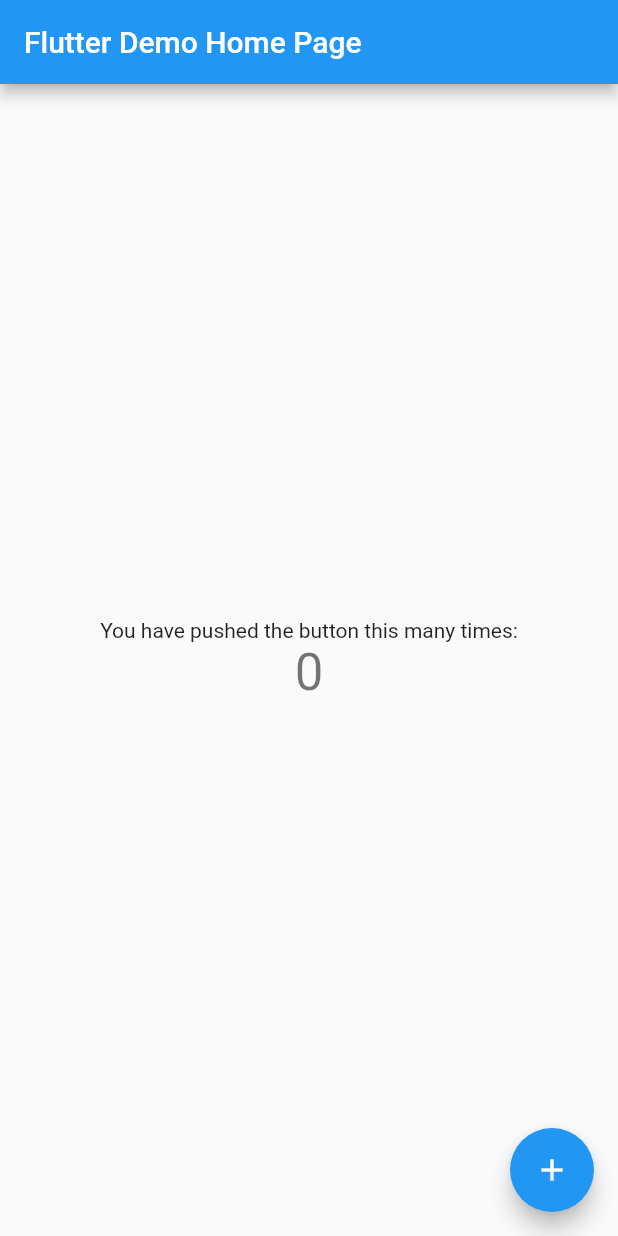
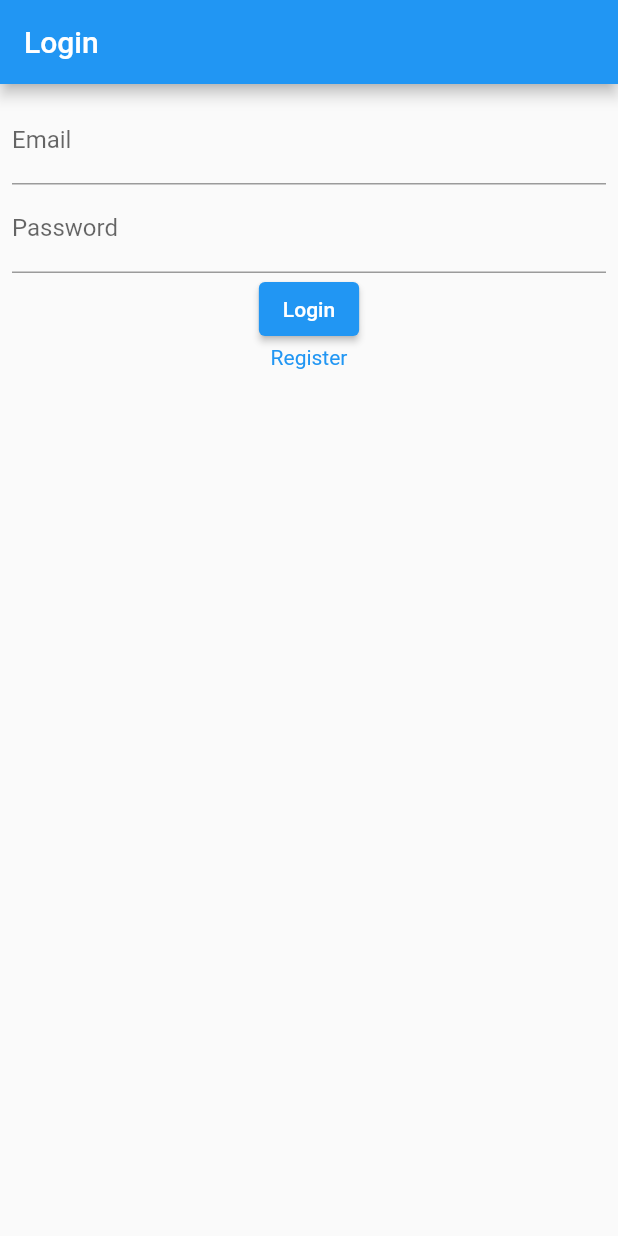
Before and after one commit to renaldyhidayatt/TokoApi, a Flutter app: the screen it shows after launch, on a phone screen of 412 x 824 dp. Run offline on Flutter 3.47's test engine with Material 2 defaults, Android fonts, the phone set to English and light mode, and no system bars; our stand-ins replace shared_preferences.

Commit message:
Adding login

```diff
--- a/lib/main.dart
+++ b/lib/main.dart
@@ -1,113 +1,19 @@
+import 'package:coba_aja/ui/home_page.dart';
 import 'package:flutter/material.dart';
 
-void main() {
-  runApp(MyApp());
-}
+void main() => runApp(MyApp());
 
 class MyApp extends StatelessWidget {
-  // This widget is the root of your application.
   @override
   Widget build(BuildContext context) {
     return MaterialApp(
       title: 'Flutter Demo',
       theme: ThemeData(
-        // This is the theme of your application.
-        //
-        // Try running your application with "flutter run". You'll see the
-        // application has a blue toolbar. Then, without quitting the app, try
-        // changing the primarySwatch below to Colors.green and then invoke
-        // "hot reload" (press "r" in the console where you ran "flutter run",
-        // or simply save your changes to "hot reload" in a Flutter IDE).
-        // Notice that the counter didn't reset back to zero; the application
-        // is not restarted.
         primarySwatch: Colors.blue,
       ),
-      home: MyHomePage(title: 'Flutter Demo Home Page'),
+      home: HomePage(),
     );
   }
 }
 
-class MyHomePage extends StatefulWidget {
-  MyHomePage({Key? key, required this.title}) : super(key: key);
-
-  // This widget is the home page of your application. It is stateful, meaning
-  // that it has a State object (defined below) that contains fields that affect
-  // how it looks.
-
-  // This class is the configuration for the state. It holds the values (in this
-  // case the title) provided by the parent (in this case the App widget) and
-  // used by the build method of the State. Fields in a Widget subclass are
-  // always marked "final".
-
-  final String title;
-
-  @override
-  _MyHomePageState createState() => _MyHomePageState();
-}
-
-class _MyHomePageState extends State<MyHomePage> {
-  int _counter = 0;
-
-  void _incrementCounter() {
-    setState(() {
-      // This call to setState tells the Flutter framework that something has
-      // changed in this State, which causes it to rerun the build method below
-      // so that the display can reflect the updated values. If we changed
-      // _counter without calling setState(), then the build method would not be
-      // called again, and so nothing would appear to happen.
-      _counter++;
-    });
-  }
-
-  @override
-  Widget build(BuildContext context) {
-    // This method is rerun every time setState is called, for instance as done
-    // by the _incrementCounter method above.
-    //
-    // The Flutter framework has been optimized to make rerunning build methods
-    // fast, so that you can just rebuild anything that needs updating rather
-    // than having to individually change instances of widgets.
-    return Scaffold(
-      appBar: AppBar(
-        // Here we take the value from the MyHomePage object that was created by
-        // the App.build method, and use it to set our appbar title.
-        title: Text(widget.title),
-      ),
-      body: Center(
-        // Center is a layout widget. It takes a single child and positions it
-        // in the middle of the parent.
-        child: Column(
-          // Column is also a layout widget. It takes a list of children and
-          // arranges them vertically. By default, it sizes itself to fit its
-          // children horizontally, and tries to be as tall as its parent.
-          //
-          // Invoke "debug painting" (press "p" in the console, choose the
-          // "Toggle Debug Paint" action from the Flutter Inspector in Android
-          // Studio, or the "Toggle Debug Paint" command in Visual Studio Code)
-          // to see the wireframe for each widget.
-          //
-          // Column has various properties to control how it sizes itself and
-          // how it positions its children. Here we use mainAxisAlignment to
-          // center the children vertically; the main axis here is the vertical
-          // axis because Columns are vertical (the cross axis would be
-          // horizontal).
-          mainAxisAlignment: MainAxisAlignment.center,
-          children: <Widget>[
-            Text(
-              'You have pushed the button this many times:',
-            ),
-            Text(
-              '$_counter',
-              style: Theme.of(context).textTheme.headline4,
-            ),
-          ],
-        ),
-      ),
-      floatingActionButton: FloatingActionButton(
-        onPressed: _incrementCounter,
-        tooltip: 'Increment',
-        child: Icon(Icons.add),
-      ), // This trailing comma makes auto-formatting nicer for build methods.
-    );
-  }
-}
+// xio@gmail.com xio8250
--- /dev/null
+++ b/lib/models/login.dart
@@ -0,0 +1,13 @@
+class Login {
+  String email;
+  String password;
+
+  Login({required this.email, required this.password});
+
+  factory Login.fromJson(Map<String, dynamic> json) {
+    return Login(
+      email: json['username'],
+      password: json['password'],
+    );
+  }
+}
--- /dev/null
+++ b/lib/models/register.dart
@@ -0,0 +1,15 @@
+class Register {
+  String nama;
+  String email;
+  String password;
+
+  Register({required this.nama, required this.email, required this.password});
+
+  factory Register.fromJson(Map<String, dynamic> json) {
+    return Register(
+      nama: json['nama'],
+      email: json['email'],
+      password: json['password'],
+    );
+  }
+}
--- /dev/null
+++ b/lib/service/auth_service.dart
@@ -0,0 +1,82 @@
+import 'dart:convert';
+
+import 'package:coba_aja/models/register.dart';
+import 'package:http/http.dart' as http;
+import 'package:coba_aja/models/login.dart';
+import 'package:shared_preferences/shared_preferences.dart';
+
+class AuthService {
+  final String apiUrl = "http://localhost:8000";
+  // final prefs = await SharedPreferences.getInstance();
+
+  login(Login login) async {
+    final request = http.MultipartRequest(
+      'POST',
+      Uri.parse('$apiUrl/login'),
+    );
+    request.fields['username'] = login.email;
+    request.fields['password'] = login.password;
+    final response = await request.send();
+
+    var responsed = await http.Response.fromStream(response);
+
+    if (response.statusCode == 200) {
+      var data = jsonDecode(responsed.body);
+      var token = data['jwtToken'];
+      print(token);
+      this._save(token);
+      return token;
+    } else {
+      return null;
+    }
+  }
+
+  // Future<Login> login(Login login) async {
+  //   // Map data = {'username': login.email, 'password': login.password};
+
+  //   final response = await http.post(
+  //       Uri.parse('http://a564-103-217-219-197.ngrok.io/login'),
+  //       headers: {"Content-Type": "multipart/form-data"},
+  //       body: {'username': login.email, 'password': login.password});
+  //   var coba = json.decode(response.body);
+
+  //   print(response.body);
+
+  //   if (response.statusCode == 200) {
+  //     final parsed = json.decode(response.body).cast<Map<String, dynamic>>();
+
+  //     this._save(coba['jwtToken']);
+
+  //     return parsed.map<Login>((json) => Login.fromJson(json)).toList();
+  //   } else {
+  //     throw Exception('Failed to load Login');
+  //   }
+  // }
+
+  Future<List<Register>> register() async {
+    final response = await http.post(Uri.parse('${this.apiUrl}/employee'),
+        headers: {'Accept': 'application/json'});
+
+    if (response.statusCode == 200) {
+      final parsed = json.decode(response.body).cast<Map<String, dynamic>>();
+
+      print(response.body);
+
+      return parsed.map<Register>((json) => Register.fromJson(json)).toList();
+    } else {
+      throw Exception('Failed to load Login');
+    }
+  }
+
+  Future logout() async {
+    final prefs = await SharedPreferences.getInstance();
+
+    return prefs.clear();
+  }
+
+  _save(String token) async {
+    final prefs = await SharedPreferences.getInstance();
+
+    return prefs.setString("token", token);
+  }
+}
--- /dev/null
+++ b/lib/ui/Login_page.dart
@@ -0,0 +1,93 @@
+import 'package:coba_aja/models/login.dart';
+import 'package:coba_aja/service/auth_service.dart';
+import 'package:coba_aja/ui/home_page.dart';
+import 'package:coba_aja/ui/register_page.dart';
+import 'package:flutter/material.dart';
+
+class LoginPage extends StatefulWidget {
+  @override
+  _LoginPageState createState() => _LoginPageState();
+}
+
+class _LoginPageState extends State<LoginPage> {
+  final _formKey = GlobalKey<FormState>();
+  final AuthService _auth = AuthService();
+
+  // bool _Loading = false;
+
+  final _emailController = TextEditingController();
+  final _passwordController = TextEditingController();
+
+  @override
+  Widget build(BuildContext context) {
+    return Scaffold(
+        appBar: AppBar(
+          title: Text('Login'),
+        ),
+        body: SingleChildScrollView(
+          child: Container(
+            padding: EdgeInsets.all(8.0),
+            child: Form(
+                key: _formKey,
+                child: Column(children: <Widget>[
+                  TextFormField(
+                    decoration: InputDecoration(labelText: "Email"),
+                    keyboardType: TextInputType.emailAddress,
+                    controller: _emailController,
+                    validator: (value) {
+                      if (value!.isEmpty) {
+                        return "Please enter your email";
+                      }
+                      return null;
+                    },
+                  ),
+                  TextFormField(
+                    decoration: InputDecoration(labelText: "Password"),
+                    obscureText: true,
+                    controller: _passwordController,
+                    validator: (value) {
+                      if (value!.isEmpty) {
+                        return "Please enter your password";
+                      }
+                      return null;
+                    },
+                  ),
+                  ElevatedButton(
+                      child: Text("Login"),
+                      onPressed: () {
+                        if (_formKey.currentState!.validate()) {
+                          setState(() {
+                            // _Loading = true;
+                          });
+                          _auth
+                              .login(Login(
+                                  email: _emailController.text,
+                                  password: _passwordController.text))
+                              .then((value) {
+                            if (value != null) {
+                              Navigator.pushReplacement(
+                                  context,
+                                  MaterialPageRoute(
+                                      builder: (context) => HomePage()));
+                            }
+                          });
+                        }
+                      }),
+                  Container(
+                      child: Center(
+                          child: InkWell(
+                              child: Text(
+                                "Register",
+                                style: TextStyle(color: Colors.blue),
+                              ),
+                              onTap: () {
+                                Navigator.push(
+                                    context,
+                                    MaterialPageRoute(
+                                        builder: (context) => RegisterPage()));
+                              })))
+                ])),
+          ),
+        ));
+  }
+}
--- a/pubspec.yaml
+++ b/pubspec.yaml
@@ -28,6 +28,8 @@ dependencies:
   # The following adds the Cupertino Icons font to your application.
   # Use with the CupertinoIcons class for iOS style icons.
   cupertino_icons: ^1.0.2
+  http: ^0.13.3
+  shared_preferences: ^2.0.7
 
 dev_dependencies:
   flutter_test:
```
Also changed, not shown: lib/helpers/user_info.dart (added, +30 -0 lines), lib/ui/home_page.dart (added, +59 -0 lines), lib/ui/register_page.dart (added, +88 -0 lines), pubspec.lock, 1 other file.
